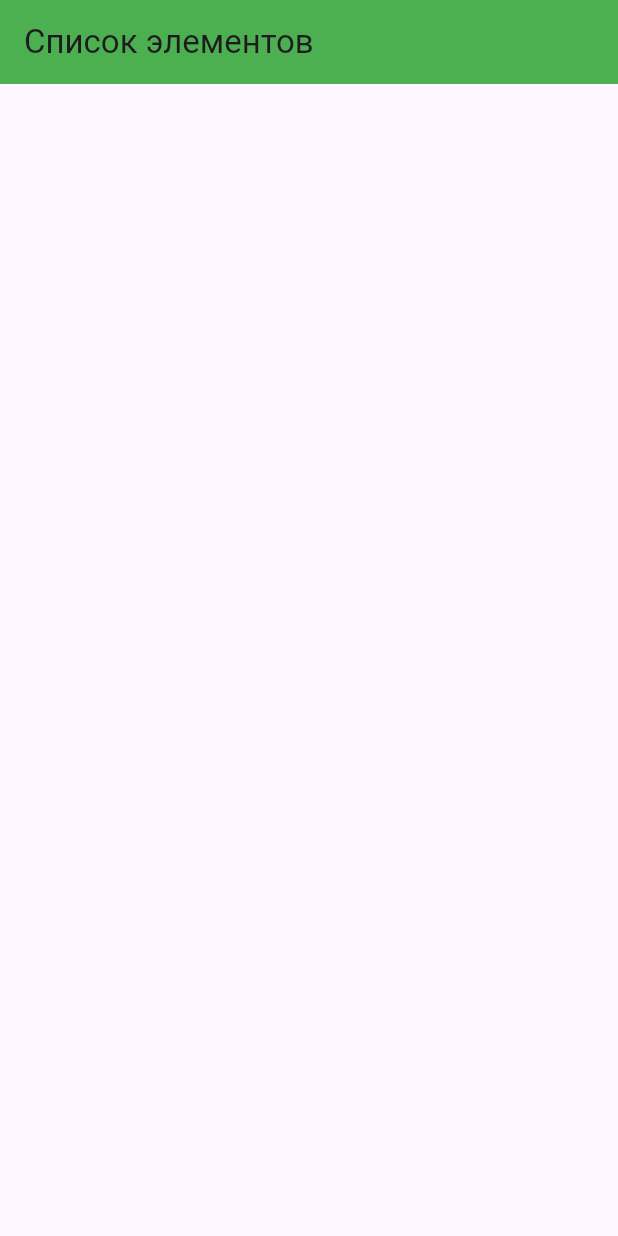
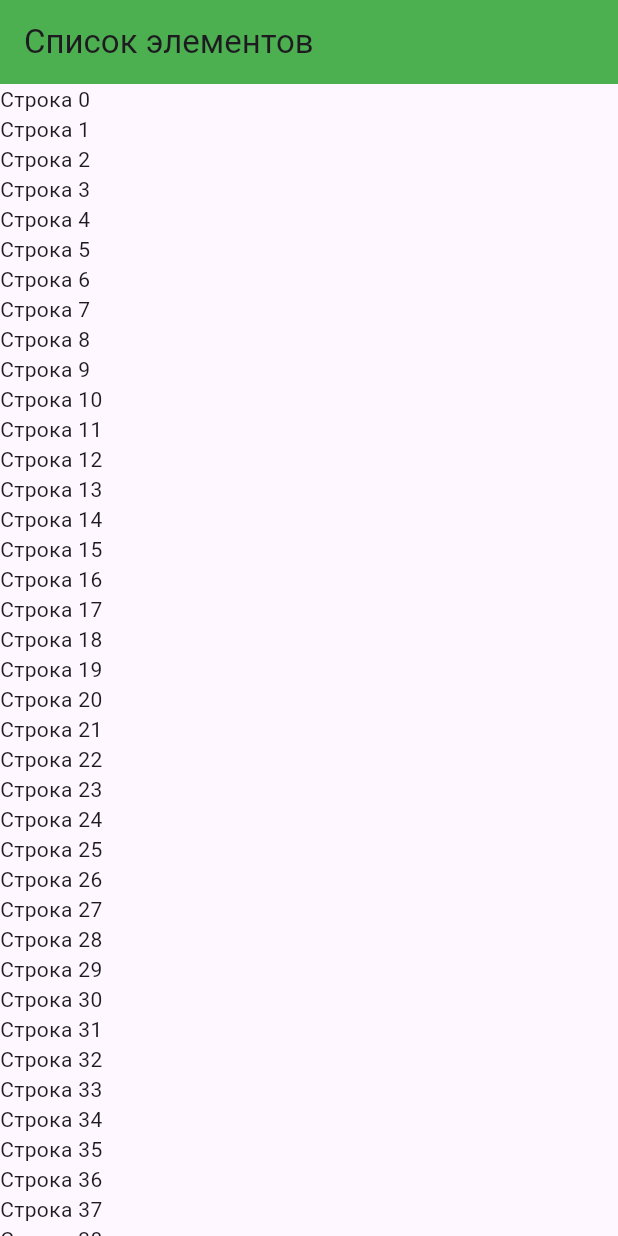
Before and after one commit to XoloHen1/IT2104_PEDAN_LAB2, a Flutter app: the screen it shows after launch, on a phone screen of 412 x 824 dp. Run offline on Flutter 3.47's test engine with Material 3 defaults, Android fonts, the phone set to English and light mode, and no system bars.

Commit message:
Готовая лаба с бесконечным списком

```diff
--- a/labar5_2/lib/main.dart
+++ b/labar5_2/lib/main.dart
@@ -17,6 +17,11 @@ class MyApp extends StatelessWidget {
           title: Text('Список элементов'),
           backgroundColor: Colors.green,
         ),
+        body: ListView.builder(
+          itemBuilder: (context, index) {
+            return Text('Строка $index');
+          }
+        ),
       ),
     );
   }
```
